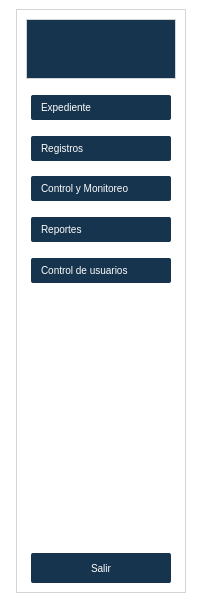
Qt form app/ui/sildebar.ui (Mai1203/Corponari-o-TUA) before a commit.
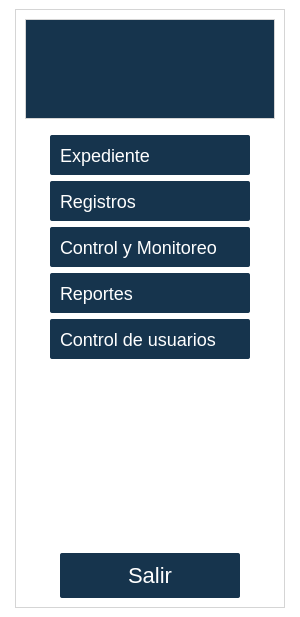
The same form after that commit. Icons and pictures are not drawn.

The edit to the form file:
```diff
--- a/app/ui/sildebar.ui
+++ b/app/ui/sildebar.ui
@@ -6,8 +6,8 @@
    <rect>
     <x>0</x>
     <y>0</y>
-    <width>203</width>
-    <height>602</height>
+    <width>300</width>
+    <height>617</height>
    </rect>
   </property>
   <property name="sizePolicy">
@@ -18,8 +18,8 @@
   </property>
   <property name="minimumSize">
    <size>
-    <width>200</width>
-    <height>300</height>
+    <width>300</width>
+    <height>600</height>
    </size>
   </property>
   <property name="windowTitle">
@@ -29,21 +29,27 @@
    <string notr="true">background-color: rgb(255, 255, 255);</string>
   </property>
   <widget class="QWidget" name="centralwidget">
+   <property name="sizePolicy">
+    <sizepolicy hsizetype="Fixed" vsizetype="Fixed">
+     <horstretch>0</horstretch>
+     <verstretch>0</verstretch>
+    </sizepolicy>
+   </property>
    <layout class="QVBoxLayout" name="verticalLayout">
     <item>
      <layout class="QGridLayout" name="gridLayout">
       <item row="0" column="0">
        <widget class="QFrame" name="frame">
         <property name="sizePolicy">
-         <sizepolicy hsizetype="Fixed" vsizetype="Preferred">
+         <sizepolicy hsizetype="Fixed" vsizetype="Fixed">
           <horstretch>0</horstretch>
           <verstretch>0</verstretch>
          </sizepolicy>
         </property>
         <property name="minimumSize">
          <size>
-          <width>150</width>
-          <height>0</height>
+          <width>250</width>
+          <height>550</height>
          </size>
         </property>
         <property name="styleSheet">
@@ -67,14 +73,14 @@
            </property>
            <property name="minimumSize">
             <size>
-             <width>150</width>
-             <height>60</height>
+             <width>250</width>
+             <height>100</height>
             </size>
            </property>
            <property name="maximumSize">
             <size>
-             <width>150</width>
-             <height>60</height>
+             <width>250</width>
+             <height>100</height>
             </size>
            </property>
            <property name="styleSheet">
@@ -117,8 +123,8 @@
            </property>
            <property name="minimumSize">
             <size>
-             <width>140</width>
-             <height>25</height>
+             <width>200</width>
+             <height>40</height>
             </size>
            </property>
            <property name="cursor">
@@ -131,7 +137,7 @@
     color: white; /* Color del texto */
     padding: 5px 10px; /* Espaciado interno */
     border: none; /* Elimina el borde predeterminado */
-    font-size: 10px; /* Tamaño de fuente */
+    font-size: 18px; /* Tamaño de fuente */
     text-align: left; /* Alinea el texto a la izquierda */
 }
 
@@ -154,6 +160,12 @@
             <iconset>
              <normaloff>../../assets/iconos/expediente (1).png</normaloff>../../assets/iconos/expediente (1).png</iconset>
            </property>
+           <property name="iconSize">
+            <size>
+             <width>24</width>
+             <height>24</height>
+            </size>
+           </property>
           </widget>
          </item>
          <item alignment="Qt::AlignHCenter|Qt::AlignTop">
@@ -166,8 +178,8 @@
            </property>
            <property name="minimumSize">
             <size>
-             <width>140</width>
-             <height>25</height>
+             <width>200</width>
+             <height>40</height>
             </size>
            </property>
            <property name="cursor">
@@ -180,7 +192,7 @@
     color: white; /* Color del texto */
     padding: 5px 10px; /* Espaciado interno */
     border: none; /* Elimina el borde predeterminado */
-    font-size: 10px; /* Tamaño de fuente */
+    font-size: 18px; /* Tamaño de fuente */
     text-align: left; /* Alinea el texto a la izquierda */
 }
 
@@ -203,6 +215,12 @@
             <iconset>
              <normaloff>../../assets/iconos/folder.png</normaloff>../../assets/iconos/folder.png</iconset>
            </property>
+           <property name="iconSize">
+            <size>
+             <width>24</width>
+             <height>24</height>
+            </size>
+           </property>
           </widget>
          </item>
          <item alignment="Qt::AlignHCenter|Qt::AlignTop">
@@ -215,8 +233,8 @@
            </property>
            <property name="minimumSize">
             <size>
-             <width>140</width>
-             <height>25</height>
+             <width>200</width>
+             <height>40</height>
             </size>
            </property>
            <property name="cursor">
@@ -229,7 +247,7 @@
     color: white; /* Color del texto */
     padding: 5px 10px; /* Espaciado interno */
     border: none; /* Elimina el borde predeterminado */
-    font-size: 10px; /* Tamaño de fuente */
+    font-size: 18px; /* Tamaño de fuente */
     text-align: left; /* Alinea el texto a la izquierda */
 }
 
@@ -254,8 +272,8 @@
            </property>
            <property name="iconSize">
             <size>
-             <width>12</width>
-             <height>12</height>
+             <width>24</width>
+             <height>24</height>
             </size>
            </property>
           </widget>
@@ -270,8 +288,8 @@
            </property>
            <property name="minimumSize">
             <size>
-             <width>140</width>
-             <height>25</height>
+             <width>200</width>
+             <height>40</height>
             </size>
            </property>
            <property name="cursor">
@@ -284,7 +302,7 @@
     color: white; /* Color del texto */
     padding: 5px 10px; /* Espaciado interno */
     border: none; /* Elimina el borde predeterminado */
-    font-size: 10px; /* Tamaño de fuente */
+    font-size: 18px; /* Tamaño de fuente */
     text-align: left; /* Alinea el texto a la izquierda */
 }
 
@@ -307,9 +325,15 @@
             <iconset>
              <normaloff>../../assets/iconos/grafico-de-barras.png</normaloff>../../assets/iconos/grafico-de-barras.png</iconset>
            </property>
+           <property name="iconSize">
+            <size>
+             <width>24</width>
+             <height>24</height>
+            </size>
+           </property>
           </widget>
          </item>
-         <item alignment="Qt::AlignHCenter|Qt::AlignTop">
+         <item alignment="Qt::AlignHCenter">
           <widget class="QPushButton" name="pushButton">
            <property name="sizePolicy">
             <sizepolicy hsizetype="Fixed" vsizetype="Fixed">
@@ -319,8 +343,8 @@
            </property>
            <property name="minimumSize">
             <size>
-             <width>140</width>
-             <height>25</height>
+             <width>200</width>
+             <height>40</height>
             </size>
            </property>
            <property name="cursor">
@@ -333,7 +357,7 @@
     color: white; /* Color del texto */
     padding: 5px 10px; /* Espaciado interno */
     border: none; /* Elimina el borde predeterminado */
-    font-size: 10px; /* Tamaño de fuente */
+    font-size: 18px; /* Tamaño de fuente */
     text-align: left; /* Alinea el texto a la izquierda */
 }
 
@@ -356,6 +380,12 @@
             <iconset>
              <normaloff>../../assets/iconos/nuevo-usuario.png</normaloff>../../assets/iconos/nuevo-usuario.png</iconset>
            </property>
+           <property name="iconSize">
+            <size>
+             <width>24</width>
+             <height>24</height>
+            </size>
+           </property>
           </widget>
          </item>
          <item>
@@ -369,7 +399,7 @@
            <property name="sizeHint" stdset="0">
             <size>
              <width>20</width>
-             <height>250</height>
+             <height>500</height>
             </size>
            </property>
           </spacer>
@@ -384,8 +414,8 @@
            </property>
            <property name="minimumSize">
             <size>
-             <width>140</width>
-             <height>30</height>
+             <width>180</width>
+             <height>45</height>
             </size>
            </property>
            <property name="cursor">
@@ -398,9 +428,8 @@
     color: white; /* Color del texto */
     padding: 5px 10px; /* Espaciado interno */
     border: none; /* Elimina el borde predeterminado */
-    font-size: 10px; /* Tamaño de fuente */
-    text-align: center
-; /* Alinea el texto a la izquierda */
+    font-size: 22px; /* Tamaño de fuente */
+    text-align: Center; /* Alinea el texto a la izquierda */
 }
 
 QPushButton:hover {
```
Left out of the diff: 1 changed line with no effect on the pictures.
